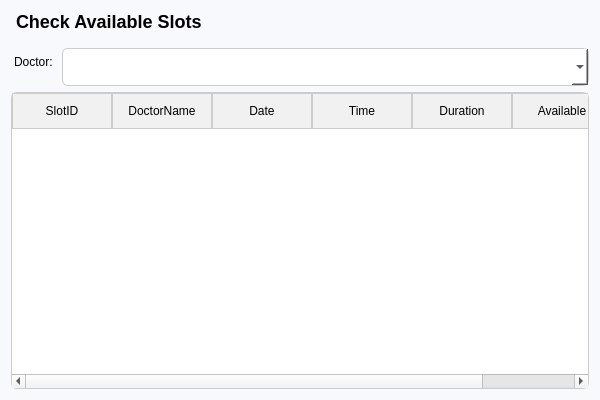
Qt form availableslots.ui (Moaz-Allam-Flutter/Hospital_System) before a commit.
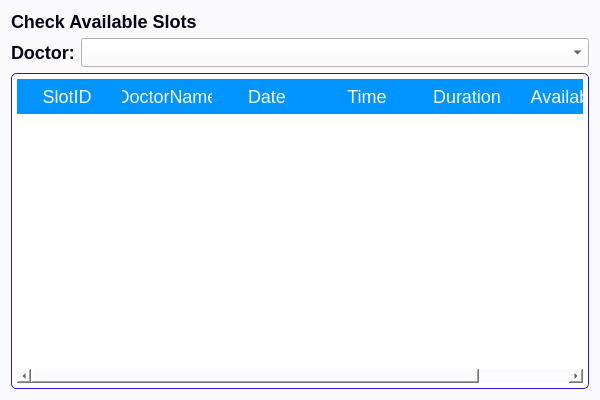
The same form after that commit.

```diff
--- a/availableslots.ui
+++ b/availableslots.ui
@@ -14,59 +14,119 @@
    <string>Check Available Slots</string>
   </property>
   <property name="styleSheet">
-   <string notr="true">
-    QDialog {
-        background-color: #f7f9fc;
-        font-family: 'Arial', sans-serif;
-        font-size: 14px;
-        padding: 20px;
-        border-radius: 8px;
-    }
+   <string notr="true">/* General Styles */
+QWidget {
+    background-color: #fbfbfe;
+    font-family: 'Segoe UI', Tahoma, Geneva, Verdana, sans-serif;
+    font-size: 18px;
+    color: #050315;
+}
 
-    QLabel {
-        color: #000;
-        margin-bottom: 10px;
-    }
+/* QLabel Styles */
+QLabel {
+    color: #050315;
+    font-size: 18px;
+    font-weight: bold;
+}
 
-    QComboBox {
-        padding: 10px;
-        border: 1px solid #ccc;
-        border-radius: 6px;
-        background-color: #ffffff;
-        color: #000;
-    }
+/* QLineEdit Styles */
+QLineEdit {
+    background-color: #dedcff;
+    border: 1px solid #2118d8;
+    border-radius: 5px;
+    padding: 5px;
+    font-size: 18px;
+    color: #050315;
+}
 
-    QComboBox:focus {
-        border-color: #007acc;
-        box-shadow: 0 0 5px rgba(0, 122, 204, 0.5);
-    }
+/* QTextEdit Styles */
+QTextEdit {
+    background-color: #dedcff;
+    border: 4px solid #2118d8;
+    border-radius: 5px;
+    padding: 5px;
+    font-size: 18px;
+    color: #050315;
+}
 
-    QTableWidget {
-        border: 1px solid #ccc;
-        border-radius: 6px;
-        background-color: #ffffff;
-        color: #000;
-    }
+/* QTableWidget Styles */
+QTableWidget {
+    background-color: #ffffff;
+    border: 1px solid #2118d8;
+    border-radius: 5px;
+    padding: 5px;
+    font-size: 18px;
+    color: #050315;
+    gridline-color: #2118d8;
+}
 
-    QTableWidget::item {
-        padding: 10px;
-    }
+QHeaderView::section {
+    background-color: #0094ff;
+    color: #fbfbfe;
+    padding: 5px;
+    border: none;
+}
 
-    QTableWidget::item:selected {
-        background-color: #007acc;
-        color: #fff;
-    }
+/* QPushButton Styles */
+QPushButton {
+    background-color: #0094ff;
+    color: #fbfbfe;
+    border: none;
+    border-radius: 5px;
+    padding: 10px 20px;
+    font-size: 18px;
+    font-weight: bold;
+}
 
-    QTableWidget::item:disabled {
-        background-color: #d3d3d3;
-    }
+QPushButton:hover {
+    background-color: #433bff;
+}
 
-    QTableWidget QHeaderView::section {
-        background-color: #f1f1f1;
-        padding: 8px;
-        border: 1px solid #ccc;
-    }
-   </string>
+QPushButton:pressed {
+    background-color: #2118d8;
+    padding-left: 15px;
+    padding-top: 15px;
+}
+
+/* Specific Button Styles */
+QPushButton#addAppointmentButton,
+QPushButton#editAppointmentButton,
+QPushButton#deleteAppointmentButton,
+QPushButton#addRecordButton,
+QPushButton#editRecordButton,
+QPushButton#deleteRecordButton,
+QPushButton#addSlotButton,
+QPushButton#editSlotButton,
+QPushButton#deleteSlotButton {
+    background-color: #0094ff;
+    color: #fbfbfe;
+}
+
+QPushButton#addAppointmentButton:hover,
+QPushButton#editAppointmentButton:hover,
+QPushButton#deleteAppointmentButton:hover,
+QPushButton#addRecordButton:hover,
+QPushButton#editRecordButton:hover,
+QPushButton#deleteRecordButton:hover,
+QPushButton#addSlotButton:hover,
+QPushButton#editSlotButton:hover,
+QPushButton#deleteSlotButton:hover {
+    background-color: #433bff;
+}
+
+QPushButton#addAppointmentButton:pressed,
+QPushButton#editAppointmentButton:pressed,
+QPushButton#deleteAppointmentButton:pressed,
+QPushButton#addRecordButton:pressed,
+QPushButton#editRecordButton:pressed,
+QPushButton#deleteRecordButton:pressed,
+QPushButton#addSlotButton:pressed,
+QPushButton#editSlotButton:pressed,
+QPushButton#deleteSlotButton:pressed {
+    background-color: #2118d8;
+    padding-left: 15px;
+    padding-top: 15px;
+}</string>
   </property>
   <layout class="QVBoxLayout" name="verticalLayout">
    <item>
```
